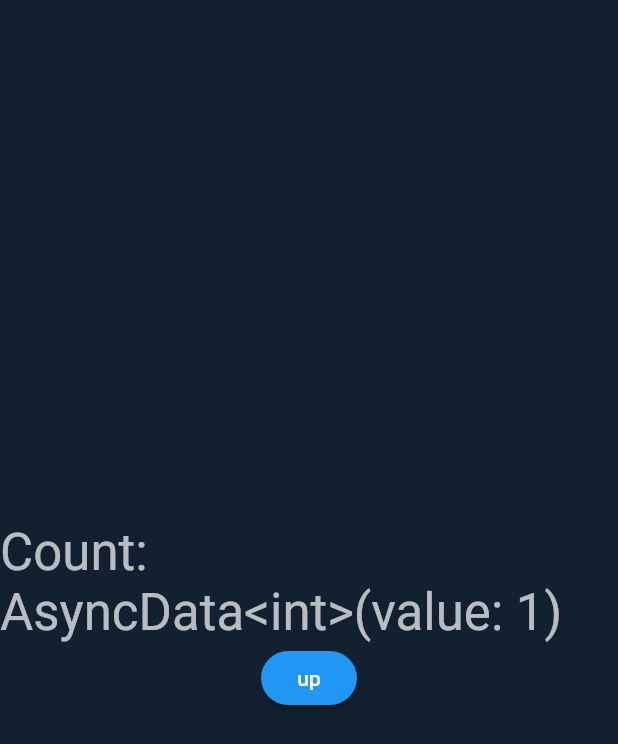
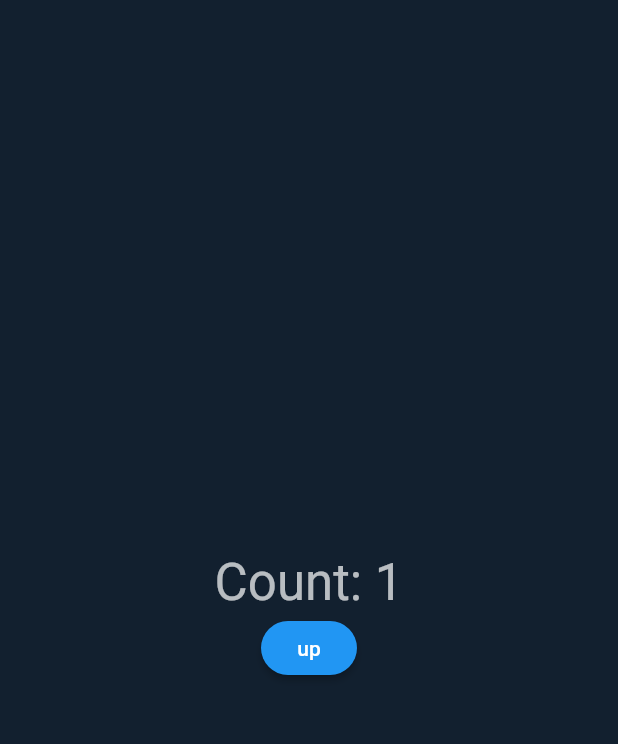
Before and after one commit to vikramS-addweb/taskPerformed, a Flutter app: the screen it shows after launch, on a phone screen of 412 x 824 dp. Shown: the top 744 px of the screen. Run offline on Flutter 3.47's test engine with Material 2 defaults, Android fonts, the phone set to English and light mode, and no system bars; our stand-ins replace flutter_riverpod.

Commit message:
Update main.dart

```diff
--- a/lib/main.dart
+++ b/lib/main.dart
@@ -52,11 +52,11 @@ class MyWidget extends ConsumerWidget {
       children: [
         Consumer(
           builder: (context, ref, _) {
-            AsyncValue<int> count = ref.watch(countProvider);
-            // final count = ref.watch(countProvider);
+            // AsyncValue<int> count = ref.watch(countProvider);
+            final count = ref.watch(countProvider);
 
             return Text(
-              'Count: $count',
+              'Count: ${count.value}',
               style: Theme.of(context).textTheme.headline4,
             );
           },
```
